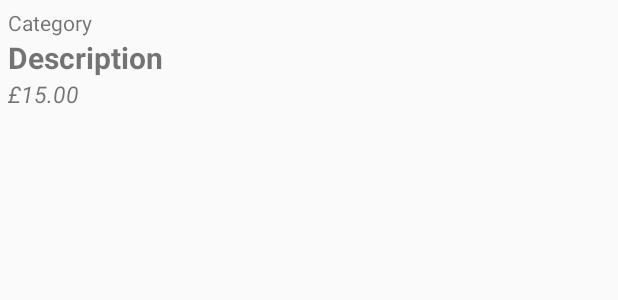
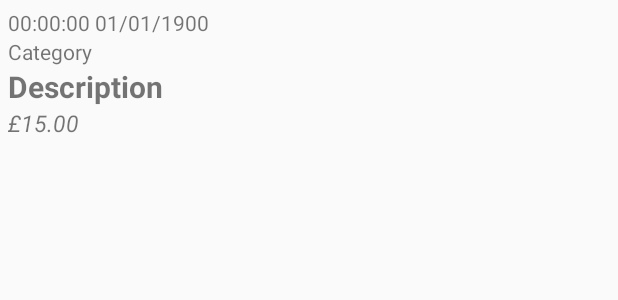
Before and after one commit to stanislavHamara/AndroidCoursework, an Android app: the layout row.xml on its own in the app's theme, with its tools: preview values and no code run, on a phone screen of 412 x 824 dp. Shown: the top 300 px of the screen. Run offline under Robolectric (Android 15) with nearby library versions, the phone set to English and light mode, and no system bars.

Commit message:
date added

```diff
--- a/ExpensesManager/app/src/main/java/com/stanislav/hamara/expensesmanager/ExpenseListAdapter.java
+++ b/ExpensesManager/app/src/main/java/com/stanislav/hamara/expensesmanager/ExpenseListAdapter.java
@@ -48,10 +48,12 @@ public class ExpenseListAdapter extends BaseAdapter {
         TextView category = (TextView) vi.findViewById(R.id.category);
         TextView desc = (TextView) vi.findViewById(R.id.desciption);
         TextView price = (TextView) vi.findViewById(R.id.price);
+        TextView date = (TextView) vi.findViewById(R.id.time);
 
         category.setText(list.get(position).getCategory() + ", " + list.get(position).getSubcategory());
         desc.setText(list.get(position).getDescription());
         price.setText(list.get(position).getCurrency() + list.get(position).getWhole_currency() + "." + list.get(position).getSmall_currency());
+        date.setText(list.get(position).getDate());
         return  vi;
     }
 }
--- a/ExpensesManager/app/src/main/java/com/stanislav/hamara/expensesmanager/MySQLiteHelper.java
+++ b/ExpensesManager/app/src/main/java/com/stanislav/hamara/expensesmanager/MySQLiteHelper.java
@@ -19,6 +19,7 @@ public class MySQLiteHelper extends SQLiteOpenHelper {
     public static final String COLUMN_WHOLE = "wholeC";
     public static final String COLUMN_SMALL = "smallC";
     public static final String COLUMN_RECLAIMED = "reclaimed";
+    public static final String COLUMN_DATE = "date";
 
     private static final String DATABASE_NAME = "expenses.db";
     private static final int DATABASE_VERSION = 1;
@@ -33,7 +34,8 @@ public class MySQLiteHelper extends SQLiteOpenHelper {
             + COLUMN_CURRENCY + " text not null,"
             + COLUMN_WHOLE + " integer,"
             + COLUMN_SMALL + " integer,"
-            + COLUMN_RECLAIMED+ " text not null"
+            + COLUMN_RECLAIMED+ " text not null,"
+            + COLUMN_DATE+ " text not null"
             + ");";
 
     public MySQLiteHelper(Context context) {
--- a/ExpensesManager/app/src/main/res/layout/row.xml
+++ b/ExpensesManager/app/src/main/res/layout/row.xml
@@ -4,11 +4,19 @@
     android:layout_height="match_parent"
     android:paddingLeft="5dp"
     android:paddingTop="5dp">
+
+    <TextView
+        android:layout_width="wrap_content"
+        android:layout_height="wrap_content"
+        android:id="@+id/time"
+        android:text="00:00:00 01/01/1900" />
+
     <TextView
         android:layout_width="wrap_content"
         android:layout_height="wrap_content"
         android:id="@+id/category"
         android:text="Category"/>
+
     <TextView
         android:layout_width="wrap_content"
         android:layout_height="wrap_content"
@@ -16,6 +24,7 @@
         android:text="Description"
         android:textStyle="bold"
         android:textSize="20dp" />
+
 
     <TextView
         android:layout_width="wrap_content"
```
Also changed, not shown: ExpensesManager/app/src/main/java/com/stanislav/hamara/expensesmanager/Expense.java (+7 -1 lines), ExpensesManager/app/src/main/java/com/stanislav/hamara/expensesmanager/ExpenseDataSource.java (+7 -4 lines), ExpensesManager/app/src/main/java/com/stanislav/hamara/expensesmanager/ExpensesFragment.java (+11 -4 lines).
